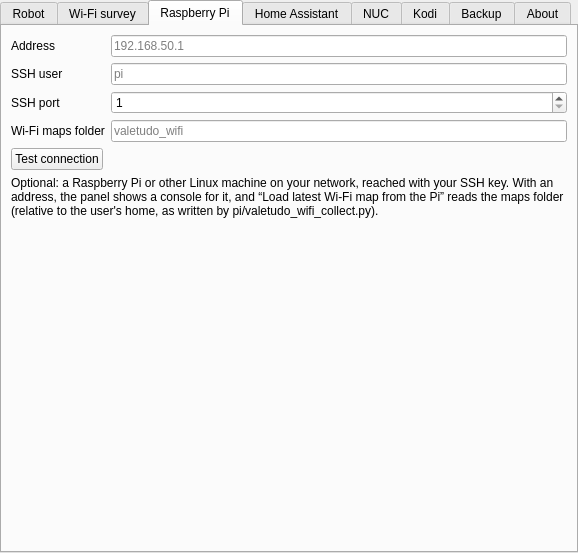
sylsta/homeqgis, file valetudo_qgis/ui/settings_page.ui: the form before one commit.
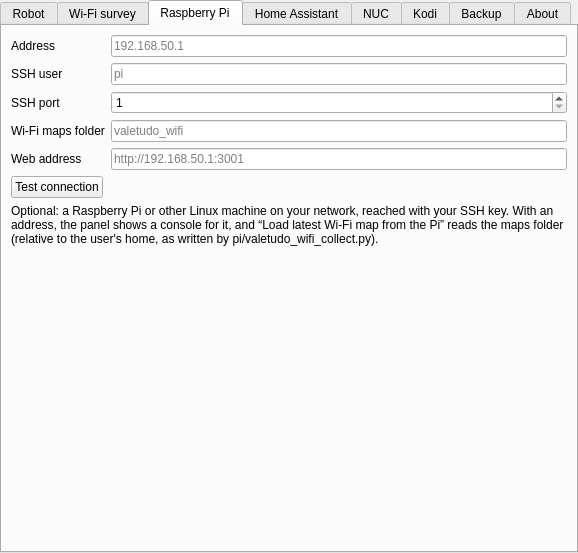
The form after the commit. The open tabs and pages were chosen to show the change. Custom widgets are drawn as their Qt base class.

What changed in the file:
```diff
--- a/valetudo_qgis/ui/settings_page.ui
+++ b/valetudo_qgis/ui/settings_page.ui
@@ -575,7 +575,21 @@
          </property>
         </widget>
        </item>
-       <item row="4" column="0" colspan="2">
+       <item row="4" column="0">
+        <widget class="QLabel" name="lbl_pi_web_url">
+         <property name="text">
+          <string>Web address</string>
+         </property>
+        </widget>
+       </item>
+       <item row="4" column="1">
+        <widget class="QLineEdit" name="pi_web_url">
+         <property name="placeholderText">
+          <string notr="true">http://192.168.50.1:3001</string>
+         </property>
+        </widget>
+       </item>
+       <item row="5" column="0" colspan="2">
         <layout class="QHBoxLayout" name="pi_test_layout" stretch="0,1">
          <item>
           <widget class="QPushButton" name="btn_pi_test">
@@ -593,7 +607,7 @@
          </item>
         </layout>
        </item>
-       <item row="5" column="0" colspan="2">
+       <item row="6" column="0" colspan="2">
         <widget class="QLabel" name="lbl_pi_hint">
          <property name="wordWrap">
           <bool>true</bool>
```
Left out of the diff: 18 changed lines with no effect on the pictures.
